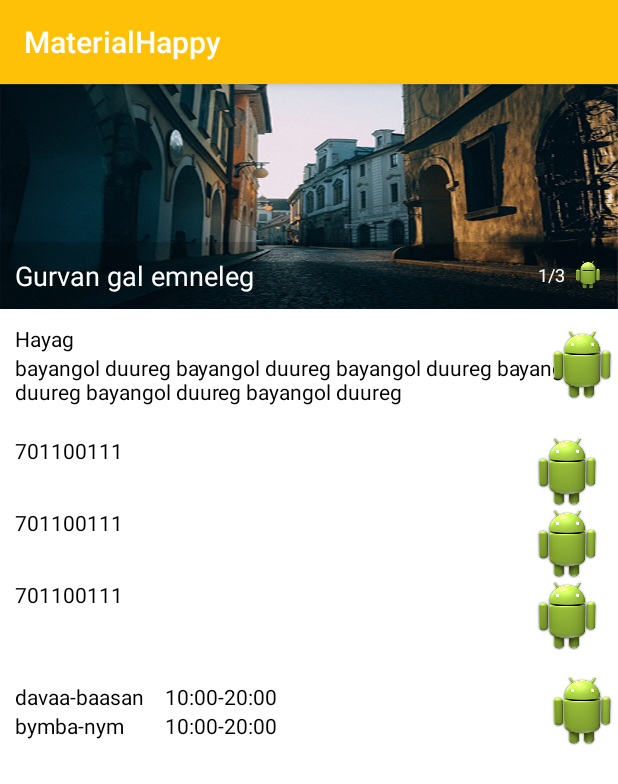
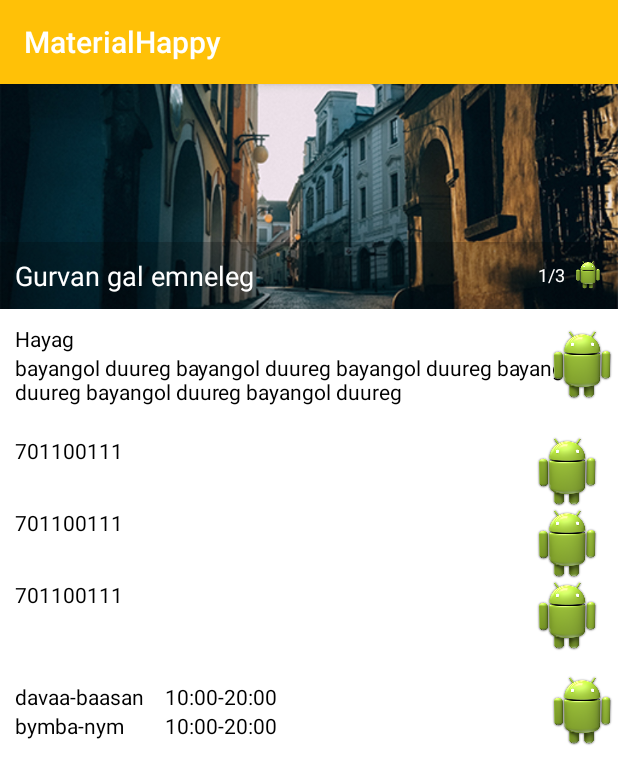
Before and after one commit to bayarkhuu0512/MaterialHappy, an Android app: the ContactDetailActivity screen opened directly, with no data from a screen before it, on a phone screen of 412 x 824 dp. Shown: the top 784 px of the screen. Run offline under Robolectric (Android 15) with nearby library versions, the phone set to English and light mode, and no system bars; libraries missing offline, so code that uses them is left out: com.j256.ormlite; 7 statements that could not run were skipped.

Commit message:
Contact images show in list and detail screen

```diff
--- a/app/src/main/java/materialhappy/happybaby/com/materialhappy/MainActivity.java
+++ b/app/src/main/java/materialhappy/happybaby/com/materialhappy/MainActivity.java
@@ -21,7 +21,7 @@ import materialhappy.happybaby.com.materialhappy.materialhappy.happybaby.com.mat
 public class MainActivity extends Activity
         implements NavigationDrawerFragment.NavigationDrawerCallbacks {
 
-    private String TAG=MainActivity.this.getClass().getName();
+    private String TAG=MainActivity.class.getName();
 
     /**
      * Fragment managing the behaviors, interactions and presentation of the navigation drawer.
--- a/app/src/main/java/materialhappy/happybaby/com/materialhappy/materialhappy/happybaby/com/materialhappy/contact/ContactDetailActivity.java
+++ b/app/src/main/java/materialhappy/happybaby/com/materialhappy/materialhappy/happybaby/com/materialhappy/contact/ContactDetailActivity.java
@@ -2,7 +2,10 @@ package materialhappy.happybaby.com.materialhappy.materialhappy.happybaby.com.ma
 
 import android.app.Activity;
 import android.content.Intent;
+import android.graphics.drawable.Drawable;
 import android.os.Bundle;
+import android.widget.ImageView;
+import android.widget.LinearLayout;
 import android.widget.TextView;
 import android.widget.Toast;
 
@@ -16,21 +19,24 @@ import java.sql.SQLException;
 import materialhappy.happybaby.com.materialhappy.R;
 import materialhappy.happybaby.com.materialhappy.materialhappy.happybaby.com.materialhappy.db.DatabaseHelper;
 import materialhappy.happybaby.com.materialhappy.materialhappy.happybaby.com.materialhappy.entities.Contact;
+import materialhappy.happybaby.com.materialhappy.materialhappy.happybaby.com.materialhappy.utils.Constants;
 
 /**
  * Created by Aagii on 3/2/2015.
  */
-public class ContactDetailActivity extends Activity {
+public class ContactDetailActivity extends Activity implements Constants {
     private DatabaseHelper databaseHelper = null;
     private Dao<Contact, Integer> contactDAO;
     private Contact contact;
     private TextView name;
+    private ImageView imageContainer;
+
     @Override
     protected void onCreate(Bundle savedInstanceState) {
         super.onCreate(savedInstanceState);
         setContentView(R.layout.contact_detail);
         name = (TextView) findViewById(R.id.name);
-
+        imageContainer = (ImageView) findViewById(R.id.imageContainer);
         Intent intent = getIntent();
         int id = intent.getIntExtra("id", 0);
 
@@ -39,14 +45,19 @@ public class ContactDetailActivity extends Activity {
             QueryBuilder<Contact, Integer> contactQb = contactDAO
                     .queryBuilder();
             Where where = contactQb.where();
-            where.eq("id",id);
+            where.eq("id", id);
             contact = contactQb.queryForFirst();
             name.setText(contact.getName());
+            if (!contact.getImageName().isEmpty()) {
+                Drawable d = Drawable.createFromPath(getApplicationInfo().dataDir + "/app_" + CONTACT_IMAGES_DIR + "/" + contact.getImageName());
+                imageContainer.setImageDrawable(d);
+            }
         } catch (SQLException e) {
             e.printStackTrace();
         }
 
     }
+
     private DatabaseHelper getHelper() {
         if (databaseHelper == null) {
             databaseHelper = OpenHelperManager.getHelper(this,
@@ -60,7 +71,7 @@ public class ContactDetailActivity extends Activity {
         super.onDestroy();
 
 		/*
-		 * You'll need this in your class to release the helper when done.
+         * You'll need this in your class to release the helper when done.
 		 */
         if (databaseHelper != null) {
             OpenHelperManager.releaseHelper();
--- a/app/src/main/java/materialhappy/happybaby/com/materialhappy/materialhappy/happybaby/com/materialhappy/contact/ContactListActivity.java
+++ b/app/src/main/java/materialhappy/happybaby/com/materialhappy/materialhappy/happybaby/com/materialhappy/contact/ContactListActivity.java
@@ -27,6 +27,8 @@ import materialhappy.happybaby.com.materialhappy.materialhappy.happybaby.com.mat
  * Created by BayarkhuuWork on 2/15/2015.
  */
 public class ContactListActivity extends Activity implements Constants{
+    private String TAG=ContactListActivity.class.getName();
+
     private List<Contact> contacts;
     private DatabaseHelper databaseHelper = null;
     private Dao<Contact, Integer> contactDAO;
--- a/app/src/main/java/materialhappy/happybaby/com/materialhappy/materialhappy/happybaby/com/materialhappy/entities/Contact.java
+++ b/app/src/main/java/materialhappy/happybaby/com/materialhappy/materialhappy/happybaby/com/materialhappy/entities/Contact.java
@@ -96,7 +96,7 @@ public class Contact implements Serializable {
         this.phone3 = phone3;
     }
 
-    public String getImagePath() {
+    public String getImageName() {
         return imagePath;
     }
 
@@ -104,8 +104,8 @@ public class Contact implements Serializable {
         return district;
     }
 
-    public void setImagePath(String imagePath) {
-        this.imagePath = imagePath;
+    public void setImageName(String imageName) {
+        this.imagePath = imageName;
     }
 
     public void setDistrict(String district) {
--- a/app/src/main/res/layout/contact_detail.xml
+++ b/app/src/main/res/layout/contact_detail.xml
@@ -5,15 +5,21 @@
     android:background="@android:color/white"
     android:orientation="vertical">
 
-    <LinearLayout
+    <RelativeLayout
         android:layout_width="match_parent"
-        android:layout_height="150dp"
-        android:background="@drawable/contact_bg1">
+        android:layout_height="150dp">
+
+        <ImageView
+            android:id="@+id/imageContainer"
+            android:layout_width="match_parent"
+            android:layout_height="match_parent"
+            android:src="@drawable/contact_bg1"
+            android:scaleType="centerCrop" />
 
         <RelativeLayout
             android:layout_width="match_parent"
             android:layout_height="wrap_content"
-            android:layout_gravity="bottom"
+            android:layout_alignParentBottom="true"
             android:background="@color/cardview_shadow_start_color"
             android:orientation="horizontal">
 
@@ -50,7 +56,7 @@
             </LinearLayout>
         </RelativeLayout>
 
-    </LinearLayout>
+    </RelativeLayout>
 
     <LinearLayout
         android:layout_width="match_parent"
@@ -64,8 +70,8 @@
             <LinearLayout
                 android:layout_width="wrap_content"
                 android:layout_height="wrap_content"
-                android:padding="10dp"
-                android:orientation="vertical">
+                android:orientation="vertical"
+                android:padding="10dp">
 
                 <TextView
                     android:layout_width="wrap_content"
@@ -93,10 +99,10 @@
             android:layout_height="wrap_content">
 
             <LinearLayout
-                android:padding="10dp"
                 android:layout_width="match_parent"
                 android:layout_height="wrap_content"
-                android:orientation="vertical">
+                android:orientation="vertical"
+                android:padding="10dp">
 
                 <RelativeLayout
                     android:layout_width="match_parent"
@@ -160,10 +166,10 @@
             android:layout_height="wrap_content">
 
             <LinearLayout
-                android:padding="10dp"
                 android:layout_width="wrap_content"
                 android:layout_height="wrap_content"
-                android:orientation="vertical">
+                android:orientation="vertical"
+                android:padding="10dp">
 
                 <LinearLayout
                     android:layout_width="wrap_content"
```
Also changed, not shown: app/src/main/java/materialhappy/happybaby/com/materialhappy/materialhappy/happybaby/com/materialhappy/contact/ContactListAdapter.java (+11 -14 lines), app/src/main/java/materialhappy/happybaby/com/materialhappy/materialhappy/happybaby/com/materialhappy/init/LoadBaseDataSplashScreenActivity.java (+16 -19 lines), app/src/main/res/layout/contact_row.xml (+6 -2 lines).
